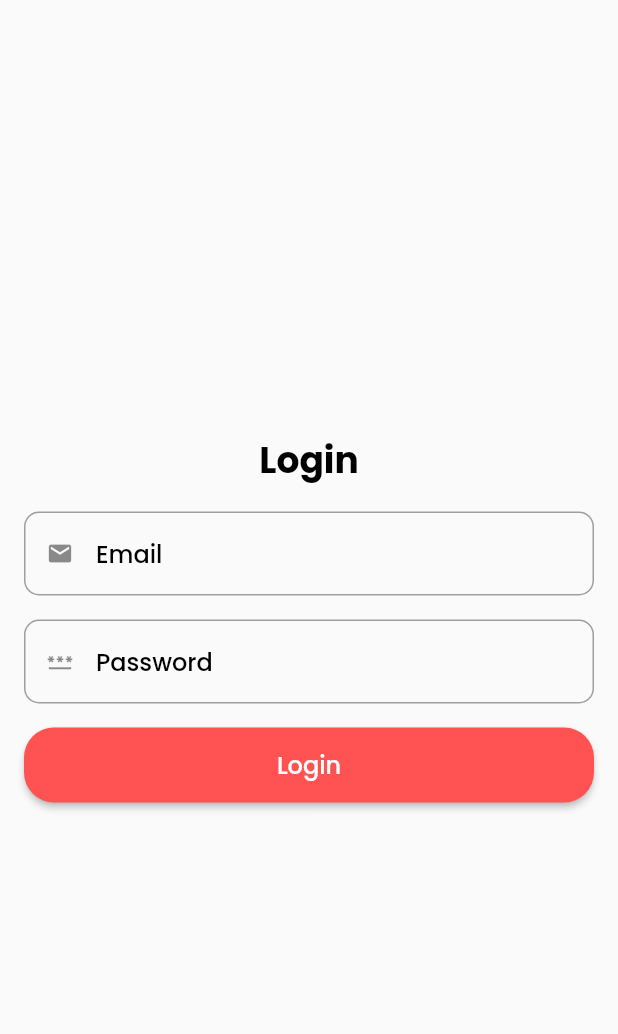
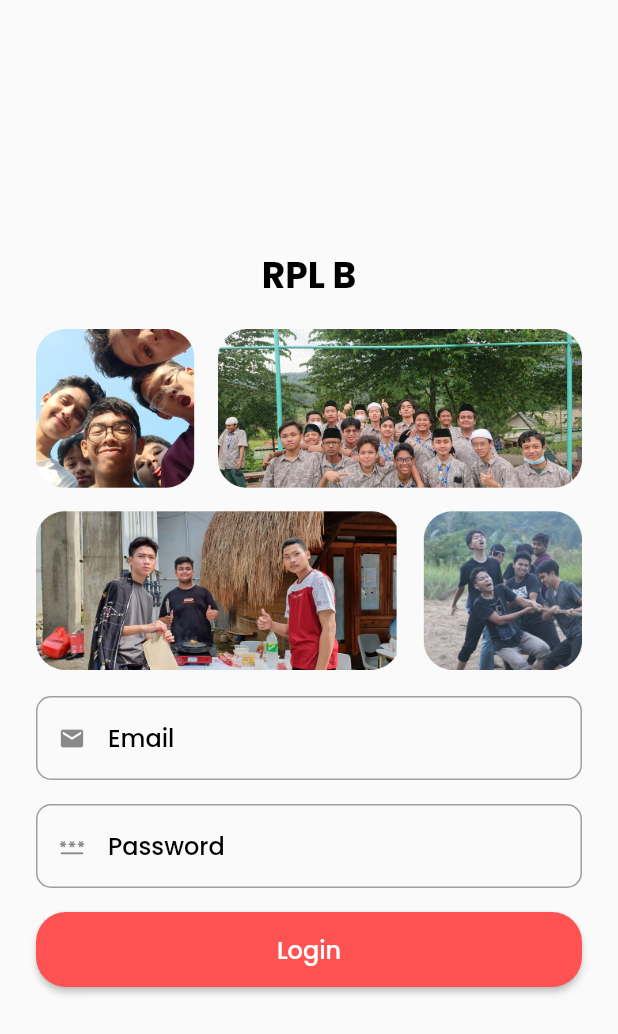
Before and after one commit to DanishMaula/RPL-B, a Flutter app: the screen it shows after launch, on a phone screen of 412 x 824 dp. Shown: the top 1034 px of the screen. Run offline on Flutter 3.47's test engine with Material 2 defaults, Android fonts, the phone set to English and light mode, and no system bars; our stand-ins replace firebase_auth, firebase_core, google_fonts; accounts and stored records are empty.

Commit message:
feat : add photo to login page

```diff
--- a/lib/ui/auth/login_page.dart
+++ b/lib/ui/auth/login_page.dart
@@ -44,13 +44,19 @@ class _LoginPageState extends State<LoginPage> {
           return const Center(child: CircularProgressIndicator());
         }
         return Padding(
-            padding: const EdgeInsets.symmetric(horizontal: 16),
+            padding: const EdgeInsets.symmetric(horizontal: 24),
             child: Column(
               mainAxisAlignment: MainAxisAlignment.center,
               children: [
-                Text('Login',
+                Text('RPL B',
                     style: getBlackTextStyle(
                         fontWeight: FontWeight.bold, fontSize: 24)),
+                const SizedBox(height: 16),
+                Image.asset(
+                  'assets/images/photo_login.png',
+                  width: double.infinity,
+                  height: 230,
+                ),
                 const SizedBox(height: 16),
                 TextfieldWidget(
                   hintText: 'Email',
--- a/pubspec.yaml
+++ b/pubspec.yaml
@@ -65,9 +65,8 @@ flutter:
   uses-material-design: true
 
   # To add assets to your application, add an assets section, like this:
-  # assets:
-  #   - images/a_dot_burr.jpeg
-  #   - images/a_dot_ham.jpeg
+  assets:
+    - assets/images/
 
   # An image asset can refer to one or more resolution-specific "variants", see
   # https://flutter.dev/assets-and-images/#resolution-aware
```
Also changed, not shown: assets/images/photo_login.png (added).
